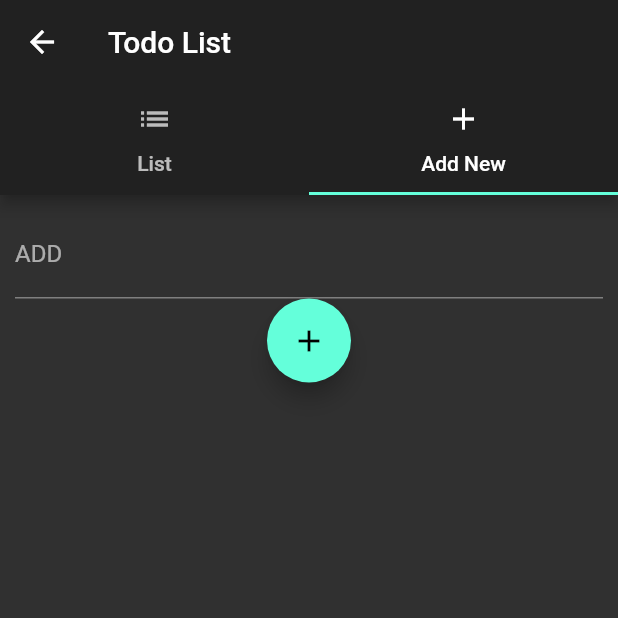
After one commit to narendrasinghrathore/splashun-flutter, a Flutter app: the TodoPage screen opened by its route, tab 2 chosen, after a tap on the "add" icon, on a phone screen of 412 x 824 dp, the top half of it. The commit adds this screen. Run offline on Flutter 3.47's test engine with Material 2 defaults, Android fonts, the phone set to English and light mode, and no system bars; accounts and stored records are empty; network calls fail.

Commit message:
Creating service and todo list

```diff
--- a/lib/home/home.page.dart
+++ b/lib/home/home.page.dart
@@ -74,7 +74,14 @@ class _MyHomePageState extends State<MyHomePage> {
                       MaterialPageRoute(
                           builder: (BuildContext context) => SettingPage()));
                 },
-              )
+              ),
+              ListTile(
+                title: Text('Todo'),
+                leading: Icon(Icons.format_list_numbered),
+                onTap: () {
+                  Navigator.popAndPushNamed(context, 'todo');
+                },
+              ),
             ],
           ),
         ),
--- a/lib/main.dart
+++ b/lib/main.dart
@@ -1,6 +1,7 @@
 import 'package:flutter/material.dart';
 import 'package:splashun_flutter/home/home.page.dart';
 import 'package:splashun_flutter/main/main.page.dart';
+import 'package:splashun_flutter/todo/todo.page.dart';
 
 void main() => runApp(new MyApp());
 
@@ -24,7 +25,8 @@ class MyApp extends StatelessWidget {
       ),
       home: new MainPage(),
       routes: {
-        'home': (BuildContext context) => new MyHomePage(title: 'SPLASHUN')
+        'home': (BuildContext context) => new MyHomePage(title: 'SPLASHUN'),
+        'todo': (BuildContext context) => TodoPage(title : 'Todo List'),
       },
       // onGenerateRoute: (RouteSettings settings)
       // {
--- /dev/null
+++ b/lib/models/todo.model.dart
@@ -0,0 +1,6 @@
+class TodoModel {
+  String id;
+  String name;
+
+  TodoModel({this.id, this.name});
+}
--- a/lib/services/api-url.constant.dart
+++ b/lib/services/api-url.constant.dart
@@ -6,4 +6,6 @@ class ApiUrl {
   static const secretKey =
       '51191bbb958d123a6c3ed6eb22d411fd87798e43dc5d5aea65d1b341e12a796e';
   static const url = 'https://api.unsplash.com';
+
+  static const firebaseRealTimeDB = 'https://splashun-flutter.firebaseio.com/';
 }
--- a/lib/services/http.service.dart
+++ b/lib/services/http.service.dart
@@ -1,5 +1,5 @@
-
 import 'dart:async';
+import 'dart:convert';
 import 'dart:io';
 
 import 'package:http/http.dart' as http;
@@ -23,5 +23,13 @@ class HttpService {
     );
   }
 
+  Future<Response> addTodoItem(String newItem) {
+    final Map<String, dynamic> item = {'name': newItem};
+    return http.post(ApiUrl.firebaseRealTimeDB + '/todo.json',
+        body: json.encode(item));
+  }
 
+  Future<Response> getTodoItems() {
+    return http.get(ApiUrl.firebaseRealTimeDB + '/todo.json');
+  }
 }
--- /dev/null
+++ b/lib/todo/todo.add.dart
@@ -0,0 +1,46 @@
+import 'package:flutter/material.dart';
+import 'package:splashun_flutter/todo/todo.service.dart';
+
+class TodoAddPage extends StatelessWidget {
+  String item;
+  TodoService todoService;
+  TextEditingController textFieldController;
+
+  TodoAddPage() {
+    this.todoService = new TodoService();
+    this.textFieldController = new TextEditingController();
+  }
+
+  _AddTodoItem() {
+    this.todoService.addTodoItem(this.item);
+    this.textFieldController.clear();
+  }
+
+  @override
+  Widget build(BuildContext context) {
+    // TODO: implement build
+    return Container(
+      margin: EdgeInsets.all(5.0),
+      padding: EdgeInsets.all(5.0),
+      child: ListView(
+        children: <Widget>[
+          TextField(
+            controller: this.textFieldController,
+            keyboardType: TextInputType.text,
+            decoration: InputDecoration(
+              labelText: 'add'.toUpperCase(),
+            ),
+            onChanged: (val) {
+              this.item = val;
+            },
+
+          ),
+          FloatingActionButton(
+            child: Icon(Icons.add),
+            onPressed: _AddTodoItem,
+          )
+        ],
+      ),
+    );
+  }
+}
--- /dev/null
+++ b/lib/todo/todo.list.dart
@@ -0,0 +1,43 @@
+import 'package:flutter/material.dart';
+import './todo.service.dart';
+
+class TodoListPage extends StatefulWidget {
+  TodoService todoService;
+  TodoListPage() {
+    this.todoService = new TodoService();
+  }
+  @override
+  _TodoListPage createState() {
+    // TODO: implement createState
+    return _TodoListPage(this.todoService);
+  }
+}
+
+class _TodoListPage extends State<TodoListPage> {
+  @override
+  initState() {
+    super.initState();
+    print('Was called');
+  }
+
+  TodoService todoService;
+
+  _TodoListPage(this.todoService);
+
+  Widget _buildTodoList(BuildContext context, int index) {
+    print(this.todoService.todoList[index].name);
+    return Text(this.todoService.todoList[index].name);
+  }
+
+  @override
+  Widget build(BuildContext context) {
+    // TODO: implement build
+    return Container(
+      margin: EdgeInsets.all(5.0),
+      padding: EdgeInsets.all(5.0),
+      child: ListView.builder(
+          itemBuilder: _buildTodoList,
+          itemCount: this.todoService.todoList.length),
+    );
+  }
+}
--- /dev/null
+++ b/lib/todo/todo.page.dart
@@ -0,0 +1,54 @@
+import 'package:flutter/material.dart';
+import 'package:splashun_flutter/todo/todo.add.dart';
+import 'package:splashun_flutter/todo/todo.list.dart';
+
+class TodoPage extends StatefulWidget {
+  final String title;
+  TodoPage({this.title});
+
+  @override
+  State<StatefulWidget> createState() {
+    return _TodoPageState(title: this.title);
+  }
+}
+
+class _TodoPageState extends State<TodoPage> {
+  String _title;
+  _TodoPageState({String title}) {
+    this._title = title;
+  }
+
+  @override
+  Widget build(BuildContext context) {
+    return DefaultTabController(
+      length: 2,
+      initialIndex: 0,
+      child: Scaffold(
+        appBar: AppBar(
+          title: Text(
+            _title,
+            style: TextStyle(color: Colors.white),
+          ),
+          bottom: TabBar(
+            tabs: <Widget>[
+              Tab(
+                child: Text('List'),
+                icon: Icon(Icons.list),
+              ),
+              Tab(
+                child: Text('Add New'),
+                icon: Icon(Icons.add),
+              ),
+            ],
+          ),
+        ),
+        body: TabBarView(
+          children: <Widget>[
+            TodoListPage(),
+            TodoAddPage(),
+          ],
+        ),
+      ),
+    );
+  }
+}
--- /dev/null
+++ b/lib/todo/todo.service.dart
@@ -0,0 +1,27 @@
+import 'dart:convert';
+import 'package:splashun_flutter/models/todo.model.dart';
+import 'package:splashun_flutter/services/http.service.dart';
+
+class TodoService {
+  HttpService http;
+  List<TodoModel> todoList = [];
+
+  TodoService() {
+    if (http == null) {
+      http = new HttpService();
+    }
+  }
+
+  addTodoItem(String item) {
+    http.addTodoItem(item).then((onValue) {
+      Map<String, dynamic> reponseData = json.decode(onValue.body);
+      this.todoList.add(new TodoModel(id: reponseData['name'], name: item));
+    });
+  }
+
+  getTodoItems() {
+    // http.getTodoItems().then((onValue) {
+    //   Map<String, dynamic
+    // });
+  }
+}
```
